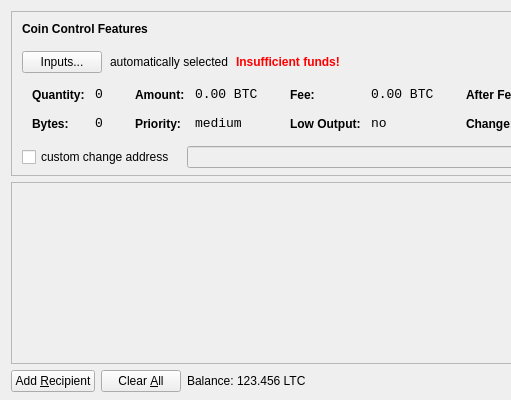
pixicoin/pixicoin, file src/qt/forms/sendcoinsdialog.ui: the form before one commit; both pictures show x 0 to 511 and y 0 to 400 of the 850 by 400 pixel window.
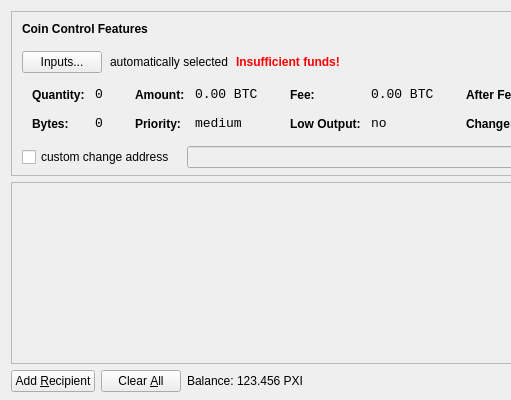
The form after the commit. Icons and pictures are not drawn.

What changed in the file:
```diff
--- a/src/qt/forms/sendcoinsdialog.ui
+++ b/src/qt/forms/sendcoinsdialog.ui
@@ -720,7 +720,7 @@
           <cursorShape>IBeamCursor</cursorShape>
          </property>
          <property name="text">
-          <string>123.456 LTC</string>
+          <string>123.456 PXI</string>
          </property>
          <property name="textInteractionFlags">
           <set>Qt::LinksAccessibleByMouse|Qt::TextSelectableByKeyboard|Qt::TextSelectableByMouse</set>
```
